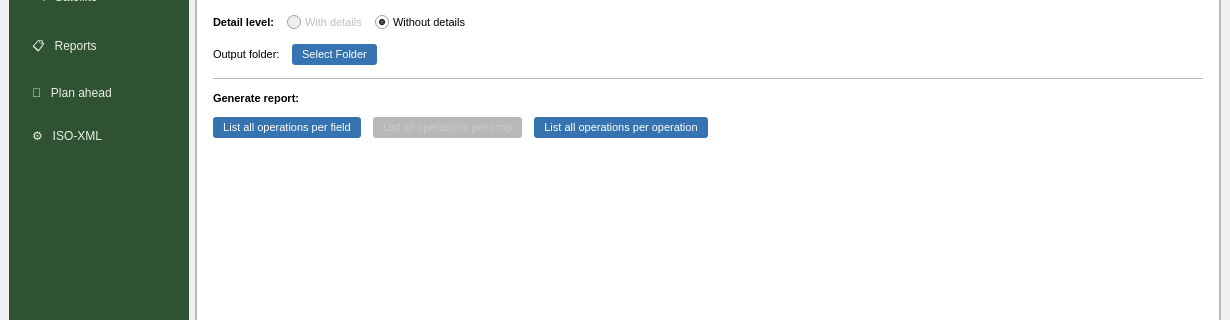
First picture: the form in GeoDataFarm_dockwidget_base.ui, repository axelande/geodatafarm3, before the edit; both pictures show x 0 to 1230 and y 358 to 678 of the 1230 by 902 pixel window.
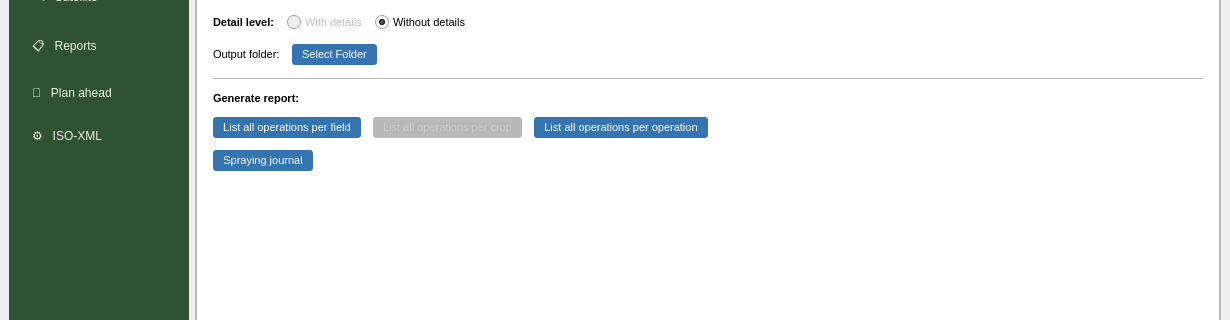
Second picture: the form after the edit. The open tabs and pages were chosen to show the change. Icons and pictures are not drawn. Custom widgets are drawn as their Qt base class.

Commit message: Updated to version 3.4.0 added Spraying journal, fertlize index and time shift in import

Diff of the .ui file:
```diff
--- a/GeoDataFarm_dockwidget_base.ui
+++ b/GeoDataFarm_dockwidget_base.ui
@@ -2574,6 +2574,14 @@
                   <string>List all operations per operation</string>
                  </property>
                 </widget></item><item><spacer name="genBtnSp"><property name="orientation"><enum>Qt::Horizontal</enum></property><property name="sizeHint" stdset="0"><size><width>40</width><height>20</height></size></property></spacer></item></layout></item>
+          <item><layout class="QHBoxLayout" name="journalBtnRow"><item><widget class="QPushButton" name="PBReportSprayJournal">
+                 <property name="text">
+                  <string>Spraying journal</string>
+                 </property>
+                 <property name="toolTip">
+                  <string>One column per application with every configured journal field, laid out like the authority's own form. Configure the fields with the gear button on the Add data page.</string>
+                 </property>
+                </widget></item><item><spacer name="journalBtnSp"><property name="orientation"><enum>Qt::Horizontal</enum></property><property name="sizeHint" stdset="0"><size><width>40</width><height>20</height></size></property></spacer></item></layout></item>
           <item><spacer name="repEndSp"><property name="orientation"><enum>Qt::Vertical</enum></property><property name="sizeHint" stdset="0"><size><width>20</width><height>40</height></size></property></spacer></item>
          </layout>
         </widget>
```
Left out of the diff: 5 changed lines with no effect on the pictures. The commit also changes 50 other files.
